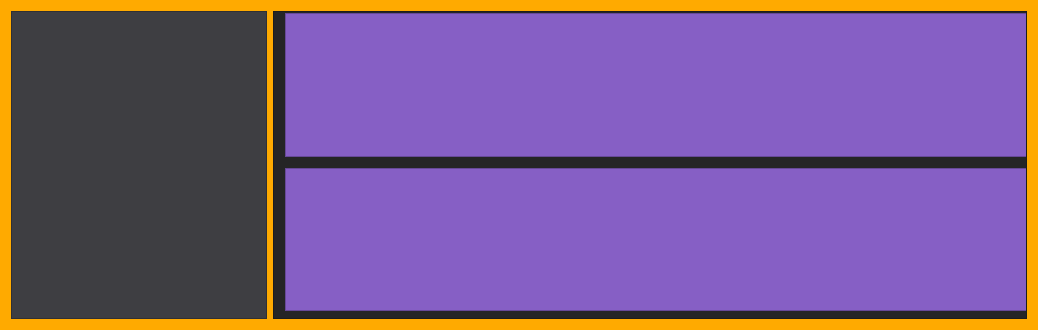
Above: VideoEditor/TimeLine.ui from zeneksashy/VideoEditor before the change. Below: the same form after it.
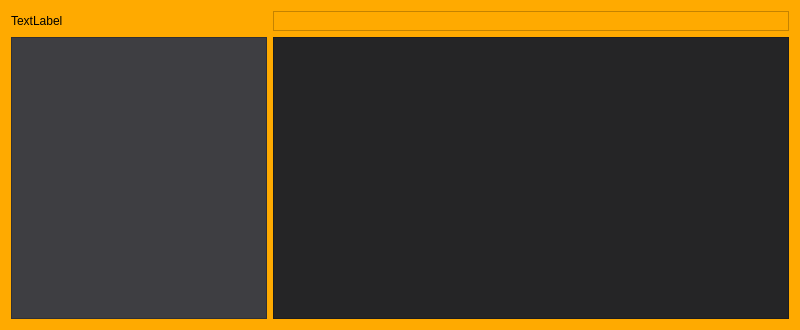
That is the form after the change.

```diff
--- a/VideoEditor/TimeLine.ui
+++ b/VideoEditor/TimeLine.ui
@@ -6,7 +6,7 @@
    <rect>
     <x>0</x>
     <y>0</y>
-    <width>1038</width>
+    <width>800</width>
     <height>330</height>
    </rect>
   </property>
@@ -32,6 +32,61 @@
 }</string>
   </property>
   <layout class="QVBoxLayout" name="verticalLayout">
+   <item>
+    <layout class="QHBoxLayout" name="horizontalLayout_2">
+     <item>
+      <widget class="QLabel" name="label">
+       <property name="sizePolicy">
+        <sizepolicy hsizetype="Fixed" vsizetype="Preferred">
+         <horstretch>0</horstretch>
+         <verstretch>0</verstretch>
+        </sizepolicy>
+       </property>
+       <property name="minimumSize">
+        <size>
+         <width>110</width>
+         <height>0</height>
+        </size>
+       </property>
+       <property name="text">
+        <string>TextLabel</string>
+       </property>
+      </widget>
+     </item>
+     <item>
+      <spacer name="horizontalSpacer">
+       <property name="orientation">
+        <enum>Qt::Horizontal</enum>
+       </property>
+       <property name="sizeType">
+        <enum>QSizePolicy::Preferred</enum>
+       </property>
+       <property name="sizeHint" stdset="0">
+        <size>
+         <width>146</width>
+         <height>20</height>
+        </size>
+       </property>
+      </spacer>
+     </item>
+     <item>
+      <widget class="QFrame" name="frame">
+       <property name="sizePolicy">
+        <sizepolicy hsizetype="Expanding" vsizetype="Preferred">
+         <horstretch>0</horstretch>
+         <verstretch>0</verstretch>
+        </sizepolicy>
+       </property>
+       <property name="frameShape">
+        <enum>QFrame::StyledPanel</enum>
+       </property>
+       <property name="frameShadow">
+        <enum>QFrame::Raised</enum>
+       </property>
+      </widget>
+     </item>
+    </layout>
+   </item>
    <item>
     <layout class="QHBoxLayout" name="horizontalLayout">
      <item>
@@ -84,8 +139,8 @@
          <rect>
           <x>0</x>
           <y>0</y>
-          <width>754</width>
-          <height>308</height>
+          <width>516</width>
+          <height>280</height>
          </rect>
         </property>
         <property name="styleSheet">
@@ -99,15 +154,8 @@
 
 }</string>
         </property>
-        <widget class="QWidget" name="verticalLayoutWidget">
-         <property name="geometry">
-          <rect>
-           <x>0</x>
-           <y>0</y>
-           <width>1502</width>
-           <height>310</height>
-          </rect>
-         </property>
+        <layout class="QVBoxLayout" name="verticalLayout_2">
+         <item>
          <layout class="QVBoxLayout" name="timeline">
           <property name="spacing">
            <number>11</number>
@@ -118,28 +166,9 @@
           <property name="topMargin">
            <number>1</number>
           </property>
-          <item>
-           <widget class="QFrame" name="frame">
-            <property name="frameShape">
-             <enum>QFrame::StyledPanel</enum>
-            </property>
-            <property name="frameShadow">
-             <enum>QFrame::Raised</enum>
-            </property>
-           </widget>
-          </item>
-          <item>
-           <widget class="QFrame" name="frame_2">
-            <property name="frameShape">
-             <enum>QFrame::StyledPanel</enum>
-            </property>
-            <property name="frameShadow">
-             <enum>QFrame::Raised</enum>
-            </property>
-           </widget>
-          </item>
-         </layout>
-        </widget>
+          </layout>
+         </item>
+        </layout>
        </widget>
       </widget>
      </item>
```
Left out of the diff: 2 changed lines with no effect on the pictures. Lines whose indentation alone changed are shown as unchanged.
